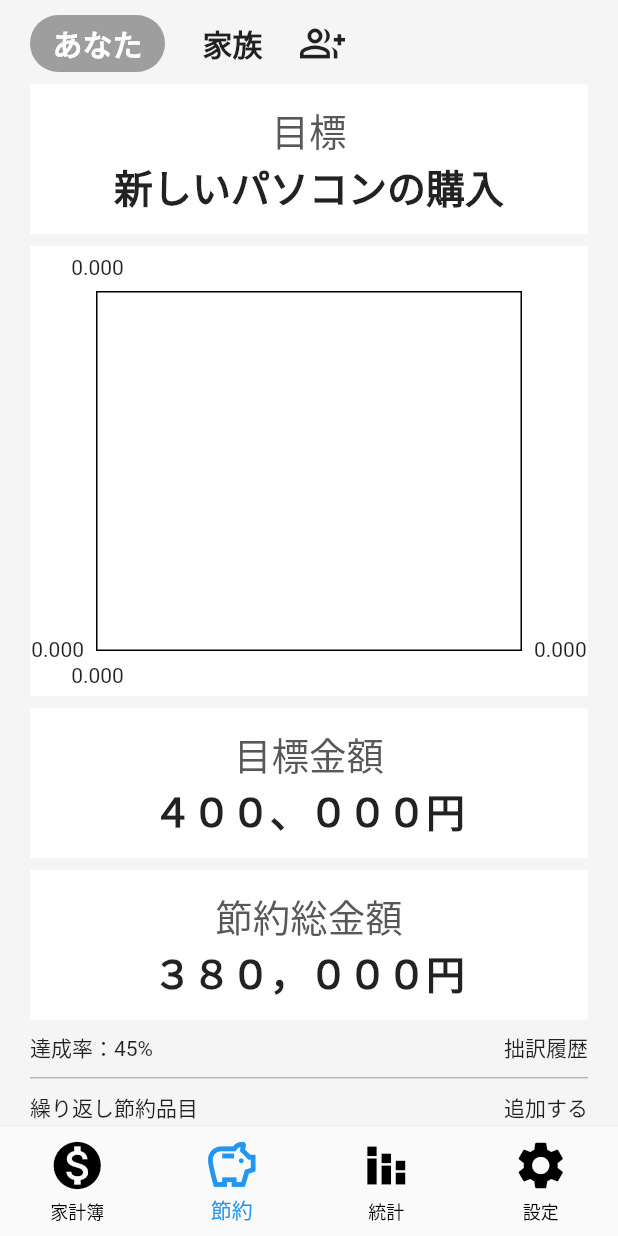
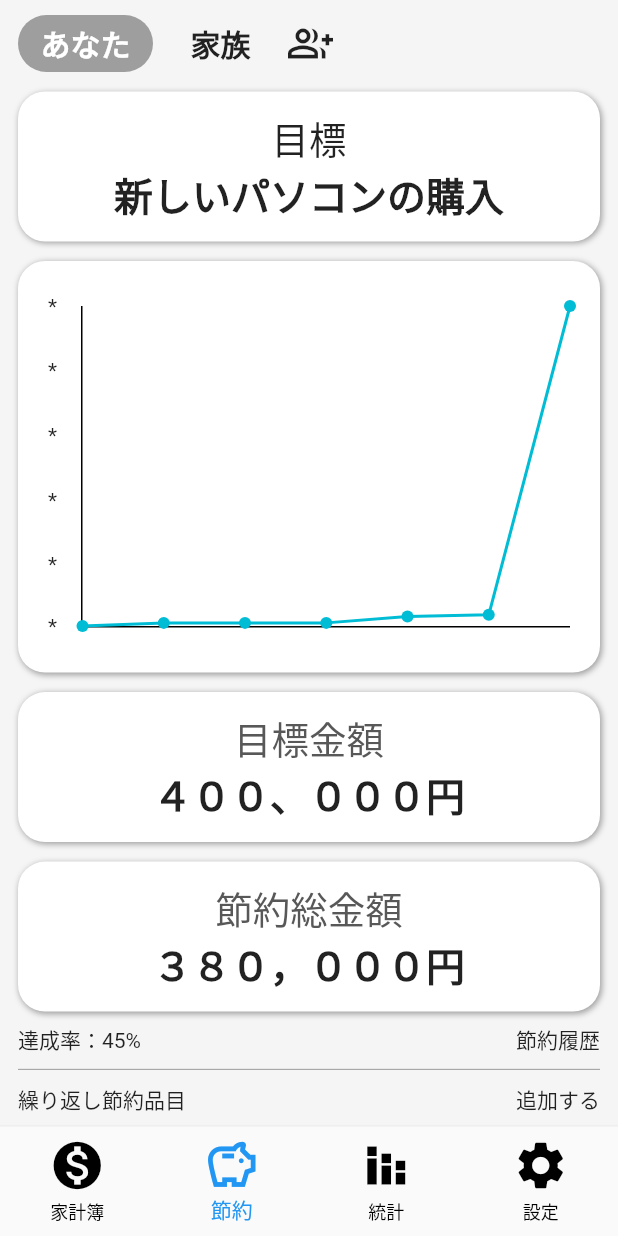
Before and after one commit to KimiMasa1021/account_book_app, a Flutter app: the screen it shows once a user with an empty profile is signed in, item 2 of the bottom bar chosen, on a phone screen of 412 x 824 dp. Run offline on Flutter 3.47's test engine with Material 2 defaults, Android fonts, the phone set to English and light mode, and no system bars; drawn by our look-alikes of fl_chart; our stand-ins replace cloud_firestore, firebase_auth, firebase_core, flutter_hooks, flutter_neumorphic, fluttertoast and 2 more; accounts and stored records are empty.

Commit message:
fix ui ですわ

```diff
--- a/lib/component/account/account_appbar.dart
+++ b/lib/component/account/account_appbar.dart
@@ -17,14 +17,15 @@ class AccountAppBar extends StatelessWidget {
     return Container(
       height: 105,
       width: double.infinity,
+      margin: EdgeInsets.only(top: 10, left: 10, right: 10),
       decoration: const BoxDecoration(
+        borderRadius: BorderRadius.all(Radius.circular(18)),
         color: Colors.white,
         boxShadow: [
           BoxShadow(
-            color: Colors.black12,
-            spreadRadius: 1.0,
-            blurRadius: 10.0,
-            offset: Offset(0, 5),
+            offset: Offset(1, 1),
+            color: Colors.grey,
+            blurRadius: 3,
           ),
         ],
       ),
--- a/lib/component/account/expend_child_bar.dart
+++ b/lib/component/account/expend_child_bar.dart
@@ -37,10 +37,9 @@ class ExpendChildBar extends HookConsumerWidget {
               color: Colors.white,
               boxShadow: [
                 BoxShadow(
-                  color: Colors.black12,
-                  spreadRadius: 1.0,
-                  blurRadius: 2.0,
-                  offset: Offset(0, 2),
+                  offset: Offset(1, 1),
+                  color: Colors.grey,
+                  blurRadius: 2,
                 ),
               ],
               border: Border.symmetric(
--- a/lib/view/pages/seving/saving.dart
+++ b/lib/view/pages/seving/saving.dart
@@ -9,24 +9,24 @@ class Saving extends StatelessWidget {
     return SafeArea(
       child: SingleChildScrollView(
         child: Padding(
-          padding: EdgeInsets.symmetric(horizontal: 20, vertical: 10),
+          padding: const EdgeInsets.symmetric(horizontal: 12, vertical: 10),
           child: Column(
             children: [
               Row(
                 children: [
                   Container(
-                    padding: EdgeInsets.symmetric(
+                    padding: const EdgeInsets.symmetric(
                       horizontal: 15,
                       vertical: 4,
                     ),
-                    margin: EdgeInsets.only(right: 10),
-                    decoration: BoxDecoration(
+                    margin: const EdgeInsets.only(right: 10),
+                    decoration: const BoxDecoration(
                       color: Colors.grey,
                       borderRadius: BorderRadius.all(
                         Radius.circular(50),
                       ),
                     ),
-                    child: Center(
+                    child: const Center(
                       child: Text(
                         "あなた",
                         style: TextStyle(
@@ -38,18 +38,13 @@ class Saving extends StatelessWidget {
                     ),
                   ),
                   Container(
-                    padding: EdgeInsets.symmetric(
+                    padding: const EdgeInsets.symmetric(
                       horizontal: 15,
                       vertical: 4,
                     ),
-                    margin: EdgeInsets.only(right: 10),
-                    decoration: BoxDecoration(
-                        // color: Colors.grey,
-                        // borderRadius: BorderRadius.all(
-                        //   Radius.circular(50),
-                        // ),
-                        ),
-                    child: Center(
+                    margin: const EdgeInsets.only(right: 10),
+                    decoration: const BoxDecoration(),
+                    child: const Center(
                       child: Text(
                         "家族",
                         style: TextStyle(
@@ -59,7 +54,7 @@ class Saving extends StatelessWidget {
                       ),
                     ),
                   ),
-                  Icon(
+                  const Icon(
                     Icons.group_add_outlined,
                     size: 30,
                   )
@@ -68,18 +63,25 @@ class Saving extends StatelessWidget {
               Container(
                 width: double.infinity,
                 height: 100,
-                margin: EdgeInsets.only(top: 8),
-                decoration: BoxDecoration(
+                margin: const EdgeInsets.only(top: 13),
+                decoration: const BoxDecoration(
+                  borderRadius: BorderRadius.all(Radius.circular(18)),
                   color: Colors.white,
+                  boxShadow: [
+                    BoxShadow(
+                      offset: Offset(1, 1),
+                      color: Colors.grey,
+                      blurRadius: 3,
+                    ),
+                  ],
                 ),
                 child: Column(
                   mainAxisAlignment: MainAxisAlignment.center,
-                  children: [
+                  children: const [
                     Text(
                       "目標",
                       style: TextStyle(
                         fontSize: 25,
-                        color: Color.fromARGB(255, 88, 88, 88),
                       ),
                     ),
                     Text(
@@ -92,38 +94,96 @@ class Saving extends StatelessWidget {
                   ],
                 ),
               ),
-              Container(
-                width: double.infinity,
-                height: 300,
-                margin: EdgeInsets.only(top: 8),
-                decoration: BoxDecoration(
-                  color: Colors.white,
-                ),
-                child: LineChart(
-                  LineChartData(lineBarsData: [LineChartBarData()]),
-                  swapAnimationDuration:
-                      const Duration(milliseconds: 150), // Optional
-                  swapAnimationCurve: Curves.linear, // Optional
+              AspectRatio(
+                aspectRatio: 1.35,
+                child: Container(
+                  margin: const EdgeInsets.only(top: 13),
+                  padding:
+                      const EdgeInsets.symmetric(vertical: 30, horizontal: 20),
+                  decoration: const BoxDecoration(
+                    borderRadius: BorderRadius.all(Radius.circular(18)),
+                    color: Colors.white,
+                    boxShadow: [
+                      BoxShadow(
+                        offset: Offset(1, 1),
+                        color: Colors.grey,
+                        blurRadius: 3,
+                      ),
+                    ],
+                  ),
+                  child: LineChart(
+                    LineChartData(
+                      borderData: FlBorderData(
+                        border: const Border(
+                          bottom: BorderSide(),
+                          left: BorderSide(),
+                        ),
+                      ),
+                      gridData: FlGridData(show: false),
+                      titlesData: FlTitlesData(
+                        bottomTitles: AxisTitles(
+                          sideTitles: SideTitles(showTitles: false),
+                        ),
+                        leftTitles: AxisTitles(
+                          axisNameSize: 100,
+                          sideTitles: SideTitles(
+                            showTitles: true,
+                            getTitlesWidget: (value, meta) => const Text("*"),
+                          ),
+                        ),
+                        topTitles: AxisTitles(
+                          sideTitles: SideTitles(showTitles: false),
+                        ),
+                        rightTitles: AxisTitles(
+                          sideTitles: SideTitles(showTitles: false),
+                        ),
+                      ),
+                      lineBarsData: [
+                        LineChartBarData(
+                          spots: [
+                            const FlSpot(1, 1),
+                            const FlSpot(2, 2),
+                            const FlSpot(3, 2),
+                            const FlSpot(4, 2),
+                            const FlSpot(5, 4),
+                            const FlSpot(6, 4.5),
+                            const FlSpot(7, 100),
+                          ],
+                          isCurved: false,
+                        ),
+                      ],
+                    ),
+                    swapAnimationDuration: const Duration(milliseconds: 150),
+                    swapAnimationCurve: Curves.linear,
+                  ),
                 ),
               ),
               Container(
                 width: double.infinity,
                 height: 100,
-                margin: EdgeInsets.only(top: 8),
-                decoration: BoxDecoration(
+                margin: const EdgeInsets.only(top: 13),
+                decoration: const BoxDecoration(
+                  borderRadius: BorderRadius.all(Radius.circular(18)),
                   color: Colors.white,
+                  boxShadow: [
+                    BoxShadow(
+                      offset: Offset(1, 1),
+                      color: Colors.grey,
+                      blurRadius: 3,
+                    ),
+                  ],
                 ),
                 child: Column(
                   mainAxisAlignment: MainAxisAlignment.center,
                   children: [
-                    Text(
+                    const Text(
                       "目標金額",
                       style: TextStyle(
                         fontSize: 25,
                         color: Color.fromARGB(255, 88, 88, 88),
                       ),
                     ),
-                    Text(
+                    const Text(
                       "４００、０００円",
                       style: TextStyle(
                         fontSize: 26,
@@ -136,21 +196,29 @@ class Saving extends StatelessWidget {
               Container(
                 width: double.infinity,
                 height: 100,
-                margin: EdgeInsets.only(top: 8),
-                decoration: BoxDecoration(
+                margin: const EdgeInsets.only(top: 13),
+                decoration: const BoxDecoration(
+                  borderRadius: BorderRadius.all(Radius.circular(18)),
                   color: Colors.white,
+                  boxShadow: [
+                    BoxShadow(
+                      offset: Offset(1, 1),
+                      color: Colors.grey,
+                      blurRadius: 3,
+                    ),
+                  ],
                 ),
                 child: Column(
                   mainAxisAlignment: MainAxisAlignment.center,
                   children: [
-                    Text(
+                    const Text(
                       "節約総金額",
                       style: TextStyle(
                         fontSize: 25,
                         color: Color.fromARGB(255, 88, 88, 88),
                       ),
                     ),
-                    Text(
+                    const Text(
                       "３８０，０００円",
                       style: TextStyle(
                         fontSize: 26,
@@ -160,41 +228,41 @@ class Saving extends StatelessWidget {
                   ],
                 ),
               ),
-              SizedBox(height: 8),
+              const SizedBox(height: 8),
               Row(
                 mainAxisAlignment: MainAxisAlignment.spaceBetween,
                 children: [
-                  Text("達成率：45%"),
-                  Text("拙訳履歴"),
+                  const Text("達成率：45%"),
+                  const Text("節約履歴"),
                 ],
               ),
-              SizedBox(height: 8),
-              Divider(
+              const SizedBox(height: 8),
+              const Divider(
                 color: Colors.grey,
                 height: 3,
                 thickness: 0.7,
               ),
-              SizedBox(height: 8),
+              const SizedBox(height: 8),
               Row(
                 mainAxisAlignment: MainAxisAlignment.spaceBetween,
                 children: [
-                  Text("繰り返し節約品目"),
-                  Text("追加する"),
+                  const Text("繰り返し節約品目"),
+                  const Text("追加する"),
                 ],
               ),
-              SizedBox(height: 8),
+              const SizedBox(height: 8),
               Container(
                 width: double.infinity,
                 height: 50,
-                decoration: BoxDecoration(
+                decoration: const BoxDecoration(
                   color: Colors.white,
                 ),
                 child: Row(
                   children: [
-                    Text("ジュース"),
-                    Spacer(),
-                    Text("毎日"),
-                    Text("170円"),
+                    const Text("ジュース"),
+                    const Spacer(),
+                    const Text("毎日"),
+                    const Text("170円"),
                   ],
                 ),
               )
```
